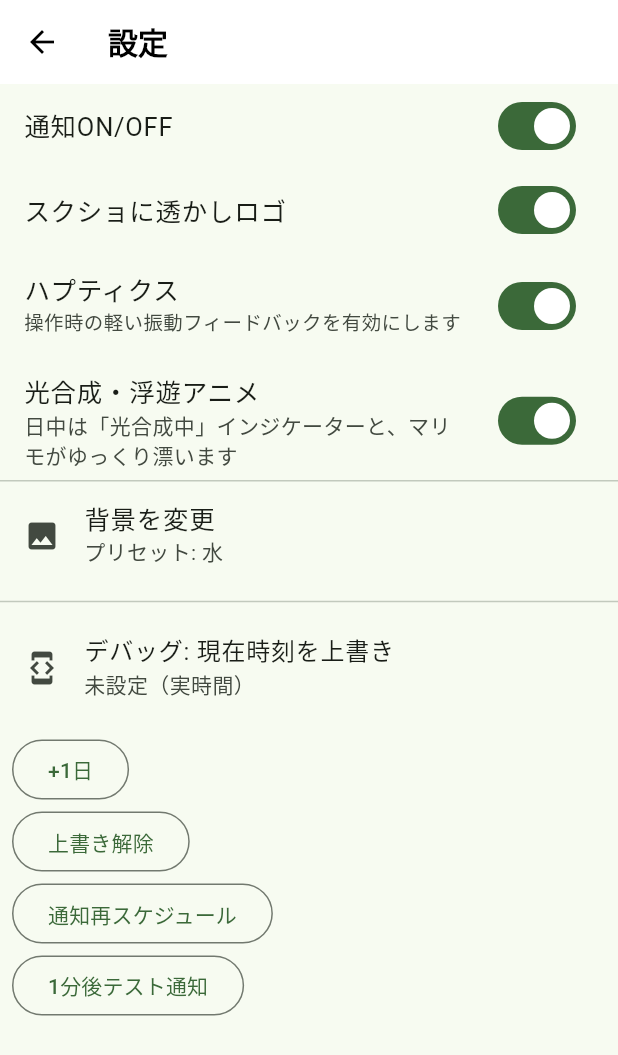
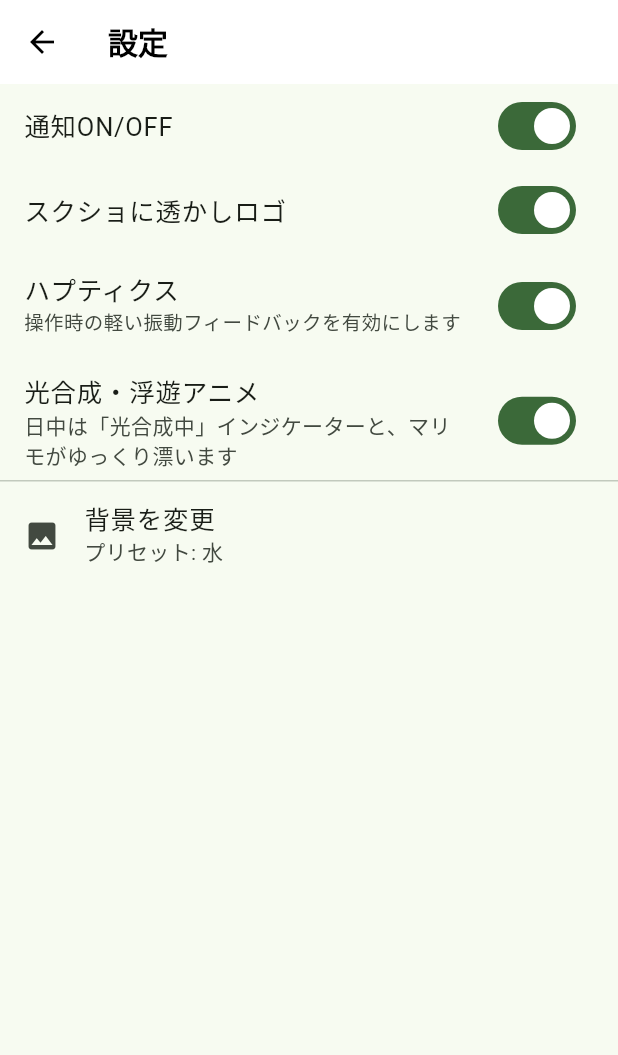
Before and after one commit to fightingram/marimo-care, a Flutter app: the SettingsPage screen opened by its route, on a phone screen of 412 x 824 dp. Shown: the top 1055 px of the screen. Run offline on Flutter 3.47's test engine with Material 3 defaults, Android fonts, the light colour scheme and no system bars; our stand-ins replace audioplayers, flutter_local_notifications, flutter_timezone, image_gallery_saver, image_picker, sensors_plus and 3 more; accounts and stored records are empty.

Commit message:
テストコードの削除

```diff
--- a/lib/pages/settings_page.dart
+++ b/lib/pages/settings_page.dart
@@ -111,59 +111,6 @@ class _SettingsPageState extends State<SettingsPage> {
               }
             },
           ),
-          const Divider(height: 16),
-          ListTile(
-            leading: const Icon(Icons.developer_mode),
-            title: const Text('デバッグ: 現在時刻を上書き'),
-            subtitle: Text(s.debugNowOverride == null
-                ? '未設定（実時間）'
-                : 'Override: ' + s.debugNowOverride!.toLocal().toString()),
-          ),
-          ButtonBar(
-            alignment: MainAxisAlignment.start,
-            children: [
-              OutlinedButton(
-                onPressed: () async {
-                  final base = s.debugNowOverride ?? DateTime.now();
-                  setState(() => _settings = s..debugNowOverride = base.add(const Duration(days: 1)));
-                  await _save();
-                },
-                child: const Text('+1日'),
-              ),
-              OutlinedButton(
-                onPressed: () async {
-                  setState(() => _settings = s..debugNowOverride = null);
-                  await _save();
-                },
-                child: const Text('上書き解除'),
-              ),
-              OutlinedButton(
-                onPressed: () async {
-                  // 再スケジュールのみ（状態に応じて通知更新）
-                  final m = await AppStorage.instance.loadMarimo();
-                  if (m != null) {
-                    await NotificationService.instance.scheduleWaterChangeReminders(
-                      lastWaterChangeAt: m.lastWaterChangeAt,
-                      enabled: s.notificationsEnabled && m.state == MarimoState.alive,
-                      nowOverride: s.debugNowOverride,
-                    );
-                  }
-                },
-                child: const Text('通知再スケジュール'),
-              ),
-              OutlinedButton(
-                onPressed: () async {
-                  await NotificationService.instance.scheduleTestNotificationInOneMinute();
-                  if (mounted) {
-                    ScaffoldMessenger.of(context).showSnackBar(
-                      const SnackBar(content: Text('1分後にテスト通知をスケジュールしました')),
-                    );
-                  }
-                },
-                child: const Text('1分後テスト通知'),
-              ),
-            ],
-          ),
           const SizedBox(height: 8),
         ],
       ),
```
Also changed, not shown: 1 other file.
